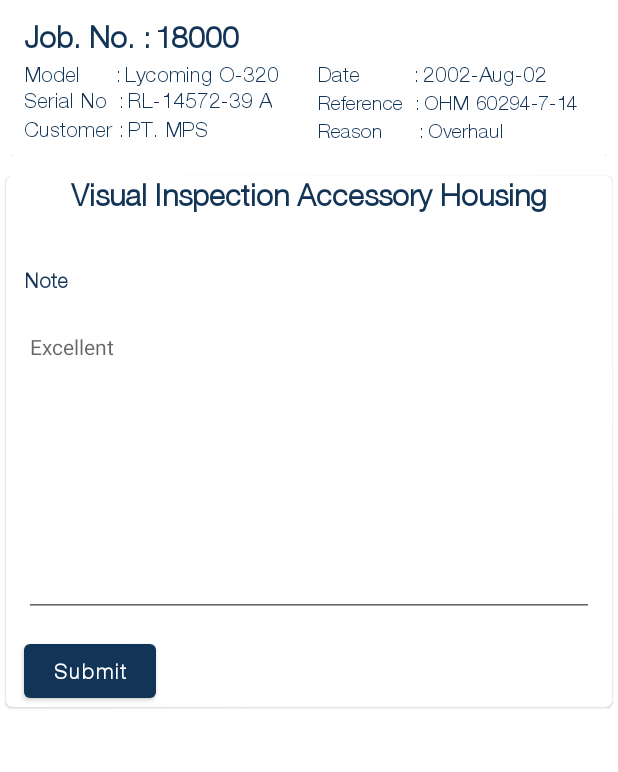
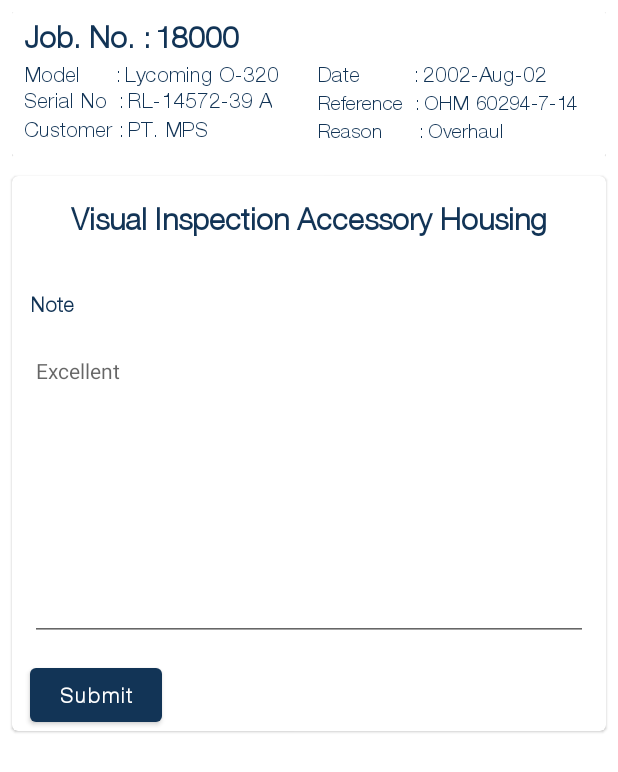
Before and after one commit to RizkyAlmsyah/Lycoming-M, an Android app: the layout fragment_note_detail.xml on its own in the app's theme, with its tools: preview values and no code run, on a phone screen of 412 x 824 dp. Shown: the top 772 px of the screen. Run offline under Robolectric (Android 15) with nearby library versions, the phone set to English and light mode, and no system bars.

Commit message:
fixed layout bug

```diff
--- a/app/src/main/java/gmf/rizky/lycomingm/data/db/AppDatabase.kt
+++ b/app/src/main/java/gmf/rizky/lycomingm/data/db/AppDatabase.kt
@@ -12,8 +12,8 @@ import gmf.rizky.lycomingm.data.db.entities.*
 )
 abstract class AppDatabase : RoomDatabase() {
 
+    abstract fun getManagementDao() : ManagementDao
     abstract fun getJobDoneDao() : JobDoneDao
-    abstract fun getManagementDao() : ManagementDao
     abstract fun getJobProgressDao() : JobProgressDao
     abstract fun getJobProgressListDao() : JobProgressListDao
     abstract fun getJobDao() : JobDao
--- a/app/src/main/java/gmf/rizky/lycomingm/data/db/JobDao.kt
+++ b/app/src/main/java/gmf/rizky/lycomingm/data/db/JobDao.kt
@@ -7,7 +7,6 @@ import androidx.room.OnConflictStrategy
 import androidx.room.Query
 import gmf.rizky.lycomingm.data.db.entities.Job
 
-
 @Dao
 interface JobDao {
     @Insert(onConflict = OnConflictStrategy.REPLACE)
--- a/app/src/main/java/gmf/rizky/lycomingm/data/db/entities/Job_done.kt
+++ b/app/src/main/java/gmf/rizky/lycomingm/data/db/entities/Job_done.kt
@@ -1,6 +1,7 @@
 package gmf.rizky.lycomingm.data.db.entities
 
 import androidx.room.*
+
 @Entity
 data class Job_done(
     @PrimaryKey(autoGenerate = false)
--- a/app/src/main/res/layout/fragment_note_detail.xml
+++ b/app/src/main/res/layout/fragment_note_detail.xml
@@ -35,8 +35,8 @@
 
         <com.google.android.material.card.MaterialCardView
             android:layout_below="@+id/wrapper"
-            android:layout_marginRight="4dp"
-            android:layout_marginLeft="4dp"
+            android:layout_marginRight="8dp"
+            android:layout_marginLeft="8dp"
             android:layout_width="match_parent"
             android:layout_height="wrap_content">
 
@@ -46,6 +46,7 @@
                 android:orientation="vertical">
 
                 <TextView
+                    android:layout_marginTop="16dp"
                     android:id="@+id/txtInputJobSheetName"
                     android:layout_width="wrap_content"
                     android:layout_height="wrap_content"
--- a/app/src/main/res/layout/item_job.xml
+++ b/app/src/main/res/layout/item_job.xml
@@ -93,7 +93,7 @@
                         android:id="@+id/textSerialNo"
                         android:layout_width="wrap_content"
                         android:layout_height="wrap_content"
-                        android:layout_below="@+id/textModel"
+                        android:layout_below="@+id/textInputModel"
                         android:fontFamily="@font/helvetica_light"
                         android:textSize="14sp"
                         android:text="Serial No  :"
@@ -105,7 +105,7 @@
                         android:id="@+id/textInputSerialNo"
                         android:layout_width="wrap_content"
                         android:layout_height="wrap_content"
-                        android:layout_below="@+id/textModel"
+                        android:layout_below="@+id/textInputModel"
                         android:layout_toRightOf="@+id/textSerialNo"
                         android:layout_marginLeft="2dp"
                         android:text="@{job.job_engine_number}"
@@ -118,7 +118,7 @@
                     <TextView
                         android:id="@+id/textCustomer"
                         android:layout_marginTop="2dp"
-                        android:layout_below="@+id/textSerialNo"
+                        android:layout_below="@+id/textInputSerialNo"
                         android:layout_width="wrap_content"
                         android:layout_height="wrap_content"
                         android:fontFamily="@font/helvetica_light"
@@ -176,7 +176,7 @@
                     <TextView
                         android:id="@+id/textReference"
                         android:layout_marginTop="2dp"
-                        android:layout_below="@+id/textDate"
+                        android:layout_below="@+id/textInputDate"
                         android:layout_width="wrap_content"
                         android:layout_height="wrap_content"
                         android:fontFamily="@font/helvetica_light"
@@ -203,7 +203,7 @@
                     <TextView
                         android:id="@+id/textReason"
                         android:layout_marginTop="2dp"
-                        android:layout_below="@+id/textReference"
+                        android:layout_below="@+id/textInputReference"
                         android:layout_width="wrap_content"
                         android:layout_height="wrap_content"
                         android:fontFamily="@font/helvetica_light"
--- a/app/src/main/res/navigation/mobile_navigation.xml
+++ b/app/src/main/res/navigation/mobile_navigation.xml
@@ -10,13 +10,13 @@
         android:name="gmf.rizky.lycomingm.ui.engineonprogress.EngineOnProgressFragment"
         android:label="@string/menu_progress"
         android:fontFamily="@font/helvetica_light"
-        tools:layout="@layout/fragment_engine_done" />
+        tools:layout="@layout/fragment_engine_onprogress" />
 
     <fragment
         android:id="@+id/nav_engine_done"
         android:name="gmf.rizky.lycomingm.ui.enginedone.EngineDoneFragment"
         android:label="@string/menu_done"
-        tools:layout="@layout/fragment_engine_onprogress" />
+        tools:layout="@layout/fragment_engine_done" />
 
     <fragment
         android:id="@+id/nav_engine_done_detail"
```
Also changed, not shown: app/src/main/res/drawable/ic_menu_manage.xml (deleted, +0 -9 lines), app/src/main/res/layout/fragment_job_done_detail.xml (+5 -5 lines), app/src/main/res/layout/fragment_job_progress_detail.xml (+5 -5 lines), app/src/main/res/layout/item_engine_done.xml (+5 -5 lines), app/src/main/res/layout/item_engine_onprogress.xml (+5 -5 lines), app/src/main/java/gmf/rizky/lycomingm/ui/login/LoginViewModelFactory.kt (renamed from app/src/main/java/gmf/rizky/lycomingm/ui/login/LoginVIewModelFactory.kt), app/src/main/res/drawable/ic_switch.png (deleted).
